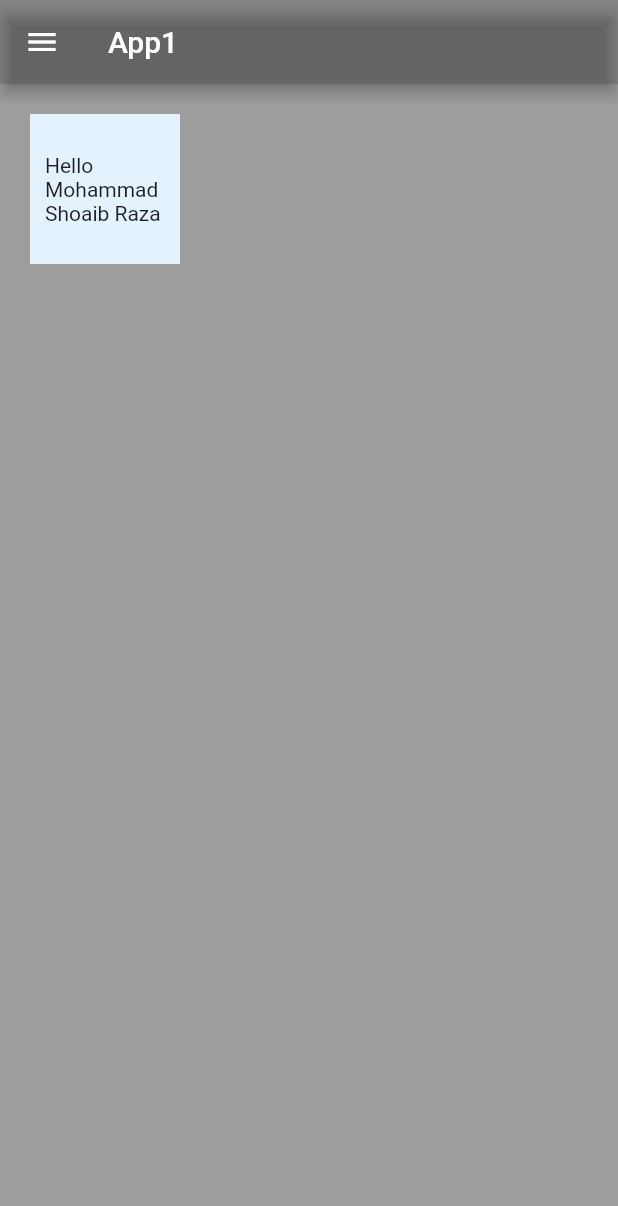
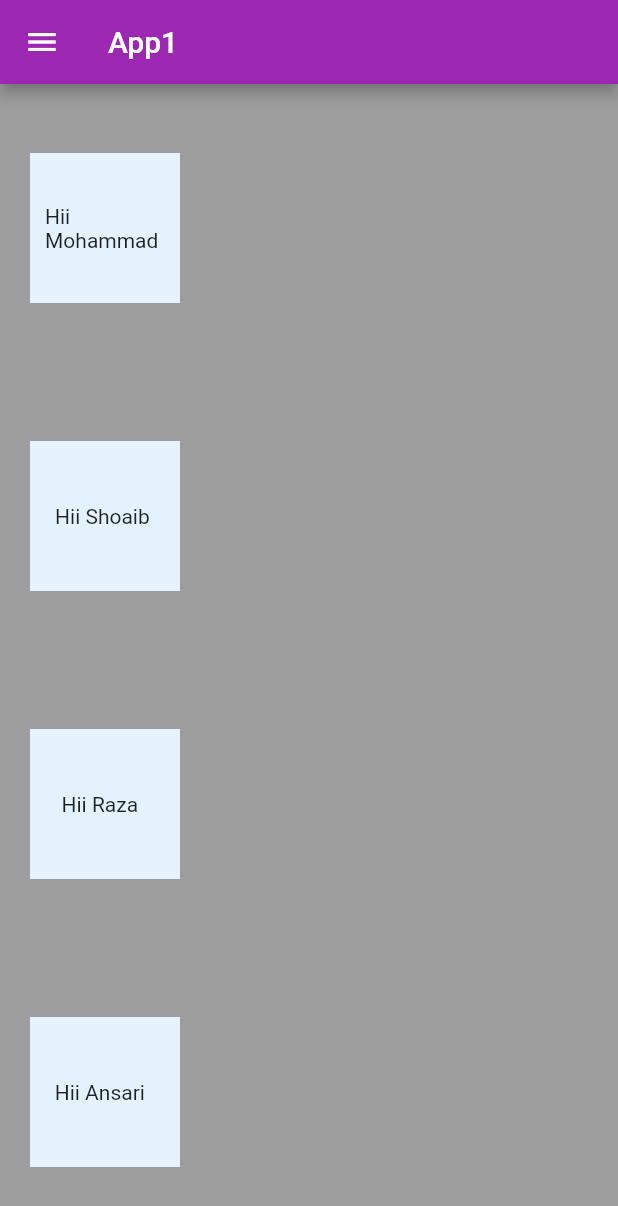
Before and after one commit to Shoaib-raza-01/learn-flutter, a Flutter app: the screen it shows after launch, on a phone screen of 412 x 824 dp. Shown: the top 1206 px of the screen. Run offline on Flutter 3.47's test engine with Material 2 defaults, Android fonts, the phone set to English and light mode, and no system bars.

Commit message:
Row and Column

```diff
--- a/my_app/lib/homepage.dart
+++ /dev/null
@@ -1,30 +0,0 @@
-import 'package:flutter/material.dart';
-
-class HomePage extends StatelessWidget {
-  const HomePage({Key? key}) : super(key: key);
-
-  @override
-  Widget build(BuildContext context) {
-    return Scaffold(
-      appBar: AppBar(
-        title: Text("App1"),
-        backgroundColor: Colors.black12,
-      ),
-      body: Container(
-        height: 100,
-        width: 100,
-        alignment: Alignment.center,
-        margin: const EdgeInsets.all(20),
-        color: Colors.blue.shade50,
-        padding: const EdgeInsets.all(10),
-        child: const Text("Hello Mohammad Shoaib Raza "),
-        ),
-
-      drawer:const Drawer(
-
-         child:   Text('home'),
-      ),
-      backgroundColor: Colors.grey,
-    );
-  }
-}
--- a/my_app/lib/main.dart
+++ b/my_app/lib/main.dart
@@ -1,5 +1,6 @@
 import 'package:flutter/material.dart';
-import 'package:my_app/homepage.dart';
+import 'package:my_app/screens/homepage.dart';
+import 'package:my_app/screens/loginpage.dart';
 
 void main() {
   runApp(const MyApp());
@@ -10,9 +11,16 @@ class MyApp extends StatelessWidget {
 
   @override
   Widget build(BuildContext context) {
-    return const MaterialApp(
-      // not visible to us,visible in miniwidow or app_name
-      home: HomePage(),
+    return  MaterialApp(
+      home: const HomePage(),
+      themeMode: ThemeMode.light,
+      theme: ThemeData(primarySwatch: Colors.purple),
+      darkTheme: ThemeData(
+        brightness: Brightness.dark
+      ),
+      routes: {
+        "/login": (context) => const loginPage()
+      },
     );
   }
 }
--- /dev/null
+++ b/my_app/lib/screens/homepage.dart
@@ -0,0 +1,64 @@
+import 'package:flutter/material.dart';
+
+class HomePage extends StatelessWidget {
+  const HomePage({Key? key}) : super(key: key);
+
+  @override
+  Widget build(BuildContext context) {
+    return Scaffold(
+      appBar: AppBar(
+        title: const Text("App1"),
+        // backgroundColor: Colors.black12,
+      ),
+      body: Column(
+        mainAxisSize: MainAxisSize.max,
+        mainAxisAlignment: MainAxisAlignment.spaceAround,
+        crossAxisAlignment: CrossAxisAlignment.end,
+        children: <Widget>[
+          Container(
+          height: 100,
+          width: 100,
+          alignment: Alignment.center,
+          margin: const EdgeInsets.all(20),
+          color: Colors.blue.shade50,
+          padding: const EdgeInsets.all(10),
+          child: const Text("Hii Mohammad  "),
+      ),
+      Container(
+          height: 100,
+          width: 100,
+          alignment: Alignment.center,
+          margin: const EdgeInsets.all(20),
+          color: Colors.blue.shade50,
+          padding: const EdgeInsets.all(10),
+          child: const Text("Hii Shoaib "),
+      ),
+      Container(
+          height: 100,
+          width: 100,
+          alignment: Alignment.center,
+          margin: const EdgeInsets.all(20),
+          color: Colors.blue.shade50,
+          padding: const EdgeInsets.all(10),
+          child: const Text("Hii Raza  "),
+      ),
+      Container(
+          height: 100,
+          width: 100,
+          alignment: Alignment.center,
+          margin: const EdgeInsets.all(20),
+          color: Colors.blue.shade50,
+          padding: const EdgeInsets.all(10),
+          child: const Text("Hii Ansari  "),
+      ),
+        ],
+        ),
+
+      drawer:const Drawer(
+
+         child:   Text('home'),
+      ),
+      backgroundColor: Colors.grey,
+    );
+  }
+}
--- /dev/null
+++ b/my_app/lib/screens/loginpage.dart
@@ -0,0 +1,20 @@
+import 'package:flutter/material.dart';
+
+
+class loginPage extends StatelessWidget {
+  const loginPage({ Key? key }) : super(key: key);
+
+  @override
+  Widget build(BuildContext context) {
+    return const Center(
+      child: Text("LOGIN PAGE" ,
+      style: TextStyle(
+        fontSize: 20,
+        fontWeight: FontWeight.bold,
+
+      ),
+      ),
+
+    );
+  }
+}
```
